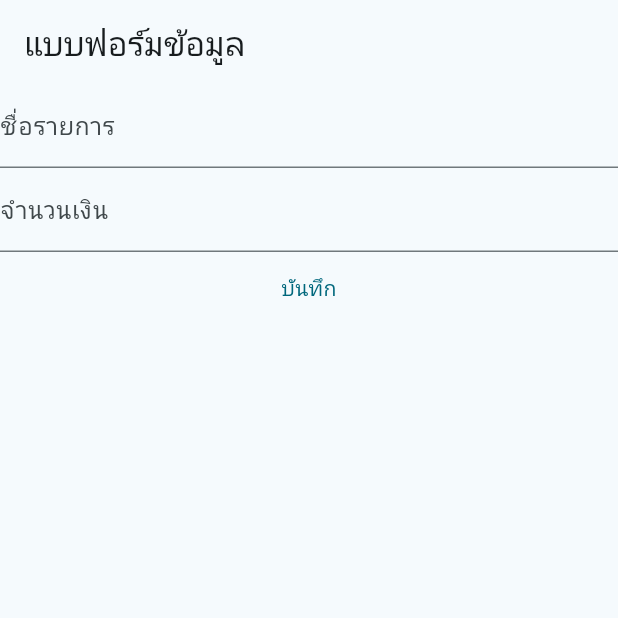
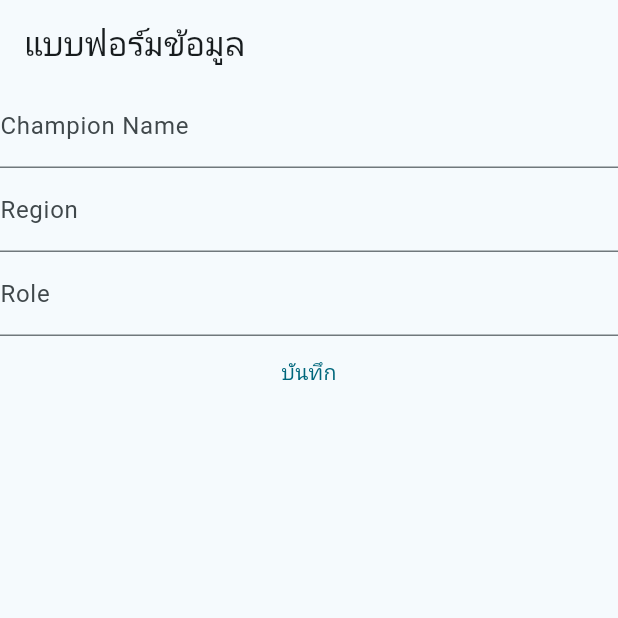
Before and after one commit to Blue-160946/Project_MobileApp, a Flutter app: the FormScreen screen opened directly, on a phone screen of 412 x 824 dp, the top half of it. Run offline on Flutter 3.47's test engine with Material 3 defaults, Android fonts, the phone set to English and light mode, and no system bars; our stand-ins replace sembast.

Commit message:
Change Database

```diff
--- a/lib/databases/transaction_db.dart
+++ b/lib/databases/transaction_db.dart
@@ -25,8 +25,9 @@ class TransactionDB{
     var store = intMapStoreFactory.store('expense');
 
     var keyID  = store.add(db, {
-      "title": statement.title,
-      "amount": statement.amount,
+      "champion": statement.champion,
+      "region": statement.region,
+      "role" : statement.role,
       "date": statement.date.toIso8601String()
     });
     db.close();
@@ -41,8 +42,9 @@ class TransactionDB{
     for (var record in snapshot) {
       transactions.add(Transactions(
         keyID: record.key,
-        title: record['title'].toString(),
-        amount: double.parse(record['amount'].toString()),
+        champion: record['champion'].toString(),
+        role: record['role'].toString(),
+        region: record['region'].toString(),
         date: DateTime.parse(record['date'].toString())
       ));
     }
@@ -60,8 +62,9 @@ class TransactionDB{
     var store = intMapStoreFactory.store('expense');
     var filter = Finder(filter: Filter.equals(Field.key, statement.keyID));
     var result = store.update(db, finder: filter,  {
-      "title": statement.title,
-      "amount": statement.amount,
+      "champion": statement.champion,
+      "role": statement.role,
+      "region": statement.region,
       "date": statement.date.toIso8601String()
     });
     db.close();
--- a/lib/models/transactions.dart
+++ b/lib/models/transactions.dart
@@ -1,13 +1,15 @@
 class Transactions {
   final int? keyID;
-  final String title;
-  final double amount;
+  final String region;
+  final String champion;
+  final String role;
   final DateTime date;
 
   Transactions({
     this.keyID,
-    required this.title,
-    required this.amount,
+    required this.region,
+    required this.champion,
+    required this.role,
     required this.date,
   });
 }
--- a/lib/screens/edit_screen.dart
+++ b/lib/screens/edit_screen.dart
@@ -16,15 +16,15 @@ class EditScreen extends StatefulWidget {
 
 class _EditScreenState extends State<EditScreen> {
   final formKey = GlobalKey<FormState>();
-
-  final titleController = TextEditingController();
-
-  final amountController = TextEditingController();
+  final championController = TextEditingController();
+  final regionController = TextEditingController();
+  final roleController = TextEditingController();
 
   @override
   Widget build(BuildContext context) {
-    titleController.text = widget.statement.title;
-    amountController.text = widget.statement.amount.toString();
+    championController.text = widget.statement.champion;
+    regionController.text = widget.statement.region;
+    roleController.text = widget.statement.role;
     return Scaffold(
         appBar: AppBar(
           title: const Text('แบบฟอร์มแก้ไขข้อมูล'),
@@ -35,10 +35,10 @@ class _EditScreenState extends State<EditScreen> {
               children: [
                 TextFormField(
                   decoration: const InputDecoration(
-                    labelText: 'ชื่อรายการ',
+                    labelText: 'Champion Name',
                   ),
                   autofocus: false,
-                  controller: titleController,
+                  controller: championController,
                   validator: (String? str) {
                     if (str!.isEmpty) {
                       return 'กรุณากรอกข้อมูล';
@@ -48,18 +48,13 @@ class _EditScreenState extends State<EditScreen> {
                 ),
                 TextFormField(
                   decoration: const InputDecoration(
-                    labelText: 'จำนวนเงิน',
+                    labelText: 'Region',
                   ),
                   keyboardType: TextInputType.number,
-                  controller: amountController,
-                  validator: (String? input) {
-                    try {
-                      double amount = double.parse(input!);
-                      if (amount < 0) {
-                        return 'กรุณากรอกข้อมูลมากกว่า 0';
-                      }
-                    } catch (e) {
-                      return 'กรุณากรอกข้อมูลเป็นตัวเลข';
+                  controller: regionController,
+                  validator: (String? str) {
+                    if (str!.isEmpty) {
+                      return 'กรุณากรอกข้อมูล';
                     }
                     return null;
                   },
@@ -70,9 +65,10 @@ class _EditScreenState extends State<EditScreen> {
                       if (formKey.currentState!.validate()) {
                         // create transaction data object
                         var statement = Transactions(
-                            keyID: widget.statement.keyID,
-                            title: titleController.text,
-                            amount: double.parse(amountController.text),
+                            keyID: null,
+                            champion: championController.text,
+                            region: regionController.text,
+                            role: roleController.text,
                             date: DateTime.now());
 
                         // add transaction data object to provider
--- a/lib/screens/form_screen.dart
+++ b/lib/screens/form_screen.dart
@@ -9,8 +9,9 @@ class FormScreen extends StatelessWidget {
   FormScreen({super.key});
 
   final formKey = GlobalKey<FormState>();
-  final titleController = TextEditingController();
-  final amountController = TextEditingController();
+  final championController = TextEditingController();
+  final regionController = TextEditingController();
+  final roleController = TextEditingController();
 
   @override
   Widget build(BuildContext context) {
@@ -24,10 +25,10 @@ class FormScreen extends StatelessWidget {
           children: [
             TextFormField(
               decoration: const InputDecoration(
-                    labelText: 'ชื่อรายการ',
+                labelText: 'Champion Name',
               ),
               autofocus: false,
-                  controller: titleController,
+              controller: championController,
               validator: (String? str) {
                 if (str!.isEmpty) {
                   return 'กรุณากรอกข้อมูล';
@@ -37,18 +38,25 @@ class FormScreen extends StatelessWidget {
             ),
             TextFormField(
               decoration: const InputDecoration(
-                    labelText: 'จำนวนเงิน',
+                labelText: 'Region', // แก้ไขจาก Rigion เป็น Region
               ),
-                  keyboardType: TextInputType.number,
-                  controller: amountController,
-                  validator: (String? input) {
-                    try {
-                      double amount = double.parse(input!);
-                      if (amount < 0) {
-                        return 'กรุณากรอกข้อมูลมากกว่า 0';
+              keyboardType: TextInputType.text,
+              controller: regionController,
+              validator: (String? str) {
+                if (str!.isEmpty) {
+                  return 'กรุณากรอกข้อมูล';
                 }
-                    } catch (e) {
-                      return 'กรุณากรอกข้อมูลเป็นตัวเลข';
+                return null;
+              },
+            ),
+            TextFormField(
+              decoration: const InputDecoration(
+                labelText: 'Role', // เพิ่มฟิลด์สำหรับกรอก Role
+              ),
+              controller: roleController,
+              validator: (String? str) {
+                if (str!.isEmpty) {
+                  return 'กรุณากรอกข้อมูล';
                 }
                 return null;
               },
@@ -57,29 +65,35 @@ class FormScreen extends StatelessWidget {
               child: const Text('บันทึก'),
               onPressed: () {
                 if (formKey.currentState!.validate()) {
-                        // create transaction data object
+                  // สร้าง object สำหรับข้อมูล transaction
                   var statement = Transactions(
                     keyID: null,
-                            title: titleController.text,
-                            amount: double.parse(amountController.text),
-                            date: DateTime.now());
+                    champion: championController.text,
+                    region: regionController.text,
+                    role: roleController.text,
+                    date: DateTime.now(),
+                  );
 
-                        // add transaction data object to provider
-                        var provider = Provider.of<TransactionProvider>(context,
-                            listen: false);
-
+                  // เพิ่มข้อมูล transaction ไปยัง provider
+                  var provider = Provider.of<TransactionProvider>(context, listen: false);
                   provider.addTransaction(statement);
 
+                  // ใช้ Navigator.pushReplacement เพื่อไปหน้า Home
                   Navigator.pushReplacement(
                     context,
                     MaterialPageRoute(
                       fullscreenDialog: true,
                       builder: (context) {
                         return MyHomePage();
-                                }));
+                      },
+                    ),
+                  );
                 }
-                    })
+              },
+            ),
           ],
-            )));
+        ),
+      ),
+    );
   }
 }
```
Also changed, not shown: lib/screens/home_screen.dart (+8 -4 lines). Lines whose indentation alone changed are shown as unchanged.
